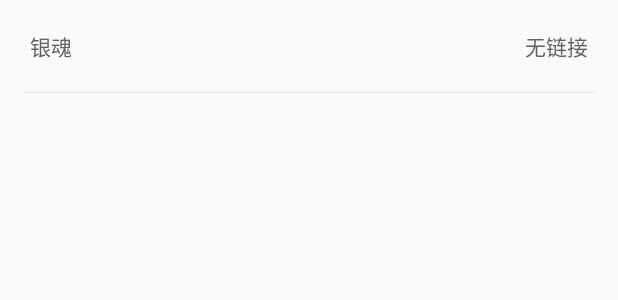
After one commit to CoolFlyBird/iAnime, an Android app: the layout item_video_list.xml on its own in the app's theme, with its tools: preview values and no code run, on a phone screen of 412 x 824 dp. The commit adds this screen. Shown: the top 300 px of the screen. Run offline under Robolectric (Android 15) with nearby library versions, the phone set to English and light mode, and no system bars.

Commit message:
解析次级播放链接

```diff
--- a/app/src/main/java/com/unual/anima/adapter/AnimaVideosAdapter.kt
+++ b/app/src/main/java/com/unual/anima/adapter/AnimaVideosAdapter.kt
@@ -14,6 +14,11 @@ class AnimaVideosAdapter(res: Int, private val callback: (AnimaInfo.AnimaVideo)
         with(item) {
             helper.setText(R.id.name, videoName)
             helper.itemView.tag = videoUrl
+            if (videoUrl.isEmpty()) {
+                helper.setText(R.id.check, "无链接")
+            } else {
+                helper.setText(R.id.check, "")
+            }
             helper.itemView.setOnClickListener { _ ->
                 callback.invoke(item)
             }
--- a/app/src/main/java/com/unual/anima/data/AConstant.kt
+++ b/app/src/main/java/com/unual/anima/data/AConstant.kt
@@ -4,5 +4,6 @@ package com.unual.anima.data
  * Created by Administrator on 2018/5/29.
  */
 object Constant {
+    val KEY_SPF = "key_config"
     val KEY_INTENT = "key_intent"
 }
--- a/app/src/main/java/com/unual/anima/data/AData.kt
+++ b/app/src/main/java/com/unual/anima/data/AData.kt
@@ -39,12 +39,14 @@ enum class WeekDayClass {
     abstract fun value(): String
 }
 
+class TypeUrl(var type: Int, var url: String)
+
 class Anima(var name: String, var url: String) : Serializable
 
 class AnimaInfo(var anima: Anima) {
     var list: ArrayList<AnimaVideo> = ArrayList()
 
-    class AnimaVideo(var videoName: String, var videoUrl: String):Serializable
+    class AnimaVideo(var videoName: String = "", var videoUrl: String = "", var checked: Boolean = false) : Serializable
 
     fun addAnimaVideo(video: AnimaVideo) {
         list.add(video)
--- a/app/src/main/java/com/unual/anima/data/AnimaNetUtils.kt
+++ b/app/src/main/java/com/unual/anima/data/AnimaNetUtils.kt
@@ -22,9 +22,9 @@ class Repository {
             val request = authorised.build()
             chain.proceed(request)
         }
-        val loginInterceptor = HttpLoggingInterceptor()
-        loginInterceptor.level = HttpLoggingInterceptor.Level.BODY
-        builder.addInterceptor(loginInterceptor)
+//        val loginInterceptor = HttpLoggingInterceptor()
+//        loginInterceptor.level = HttpLoggingInterceptor.Level.BODY
+//        builder.addInterceptor(loginInterceptor)
         client = builder.build()
     }
 
--- a/app/src/main/java/com/unual/anima/widget/VideoEnabledWebView.java
+++ b/app/src/main/java/com/unual/anima/widget/VideoEnabledWebView.java
@@ -79,7 +79,7 @@ public class VideoEnabledWebView extends WebView {
     @SuppressLint("SetJavaScriptEnabled")
     public void setWebChromeClient(WebChromeClient client) {
         getSettings().setJavaScriptEnabled(true);
-//        getSettings().setUserAgentString("Mozilla/5.0 (Windows NT 6.1; WOW64) AppleWebKit/537.36 (KHTML, like Gecko) Chrome/65.0.3325.181 Safari/537.36");
+        getSettings().setUserAgentString("Mozilla/5.0 (Windows NT 6.1; WOW64) AppleWebKit/537.36 (KHTML, like Gecko) Chrome/65.0.3325.181 Safari/537.36");
         if (client instanceof VideoEnabledWebChromeClient) {
             this.videoEnabledWebChromeClient = (VideoEnabledWebChromeClient) client;
         }
--- /dev/null
+++ b/app/src/main/res/layout/item_video_list.xml
@@ -0,0 +1,38 @@
+<?xml version="1.0" encoding="utf-8"?>
+<LinearLayout xmlns:android="http://schemas.android.com/apk/res/android"
+    xmlns:tools="http://schemas.android.com/tools"
+    android:layout_width="match_parent"
+    android:layout_height="wrap_content"
+    android:orientation="vertical">
+
+    <LinearLayout
+        android:layout_width="match_parent"
+        android:layout_height="wrap_content"
+        android:orientation="horizontal">
+
+        <TextView
+            android:id="@+id/name"
+            android:layout_width="wrap_content"
+            android:layout_height="wrap_content"
+            android:layout_weight="1"
+            android:padding="@dimen/lay_20"
+            android:textColor="@color/grey_700"
+            tools:text="银魂" />
+
+        <TextView
+            android:id="@+id/check"
+            android:layout_width="wrap_content"
+            android:layout_height="wrap_content"
+            android:padding="@dimen/lay_20"
+            android:textColor="@color/grey_700"
+            tools:text="无链接" />
+    </LinearLayout>
+
+
+    <View
+        android:layout_width="match_parent"
+        android:layout_height="1px"
+        android:layout_marginLeft="15dp"
+        android:layout_marginRight="15dp"
+        android:background="@color/grey_300" />
+</LinearLayout>
```
Also changed, not shown: app/src/main/java/com/unual/anima/AnimaActivity.kt (+122 -43 lines), app/src/main/java/com/unual/anima/base/BaseActivity.kt (+10 -0 lines).
